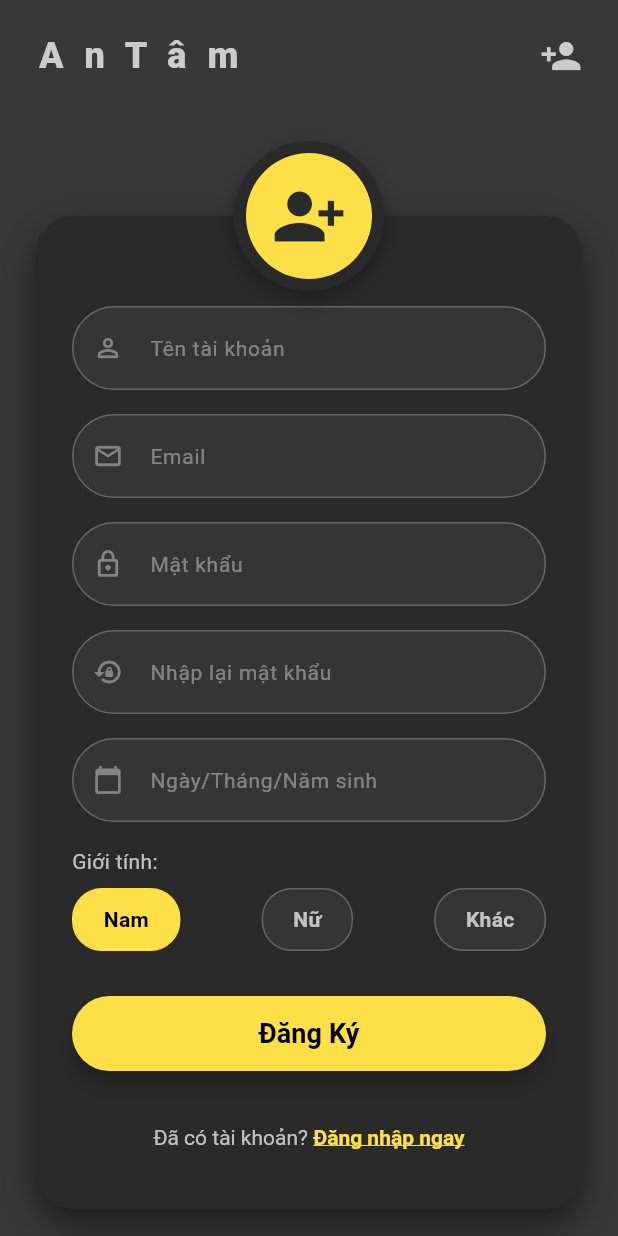
After one commit to bihunganh/tam_an, a Flutter app: the SignUpScreen screen opened directly, on a phone screen of 412 x 824 dp. The commit adds this screen. Run offline on Flutter 3.47's test engine with Material 3 defaults, Android fonts, the phone set to English and light mode, and no system bars; our stand-ins replace table_calendar.

Commit message:
[Feature] finish signup_screen and check_in_overlay

```diff
--- /dev/null
+++ b/tam_an/lib/features/auth_system/screens/signup_screen.dart
@@ -0,0 +1,341 @@
+import 'package:flutter/material.dart';
+import 'package:intl/intl.dart'; // Import để format ngày tháng
+import '../../../../core/constants/app_colors.dart';
+import 'sign_in.dart'; // Import màn hình Login
+
+class SignUpScreen extends StatefulWidget {
+  const SignUpScreen({super.key});
+
+  @override
+  State<SignUpScreen> createState() => _SignUpScreenState();
+}
+
+class _SignUpScreenState extends State<SignUpScreen> {
+  // 1. Khởi tạo các Controller để lấy dữ liệu nhập vào
+  final _usernameController = TextEditingController();
+  final _emailController = TextEditingController();
+  final _passwordController = TextEditingController();
+  final _confirmPasswordController = TextEditingController();
+  final _dobController = TextEditingController(); // Controller cho ngày sinh
+
+  // 2. Biến lưu giới tính đang chọn (Mặc định là Nam)
+  String _selectedGender = "Nam";
+
+  // 3. Hàm hiển thị lịch để chọn ngày sinh
+  Future<void> _selectDate(BuildContext context) async {
+    final DateTime? picked = await showDatePicker(
+      context: context,
+      initialDate: DateTime.now().subtract(const Duration(days: 365 * 18)), // Mặc định lùi về 18 năm trước
+      firstDate: DateTime(1900),
+      lastDate: DateTime.now(),
+      builder: (context, child) {
+        // Custom màu cho lịch (Theme tối)
+        return Theme(
+          data: Theme.of(context).copyWith(
+            colorScheme: const ColorScheme.dark(
+              primary: AppColors.primaryYellow, // Màu chọn
+              onPrimary: Colors.black, // Chữ trên màu chọn
+              surface: Color(0xFF2A2A2A), // Nền lịch
+              onSurface: Colors.white, // Chữ ngày tháng
+            ),
+          ),
+          child: child!,
+        );
+      },
+    );
+
+    if (picked != null) {
+      setState(() {
+        // Format ngày thành dạng dd/MM/yyyy
+        _dobController.text = DateFormat('dd/MM/yyyy').format(picked);
+      });
+    }
+  }
+
+  @override
+  Widget build(BuildContext context) {
+    // Kích thước màn hình
+    final size = MediaQuery.of(context).size;
+
+    return Scaffold(
+      backgroundColor: AppColors.background,
+      body: SafeArea(
+        child: SingleChildScrollView(
+          child: SizedBox(
+            // Bỏ height cố định để tránh lỗi overflow khi bàn phím hiện lên
+            // height: size.height - 50,
+            child: Padding(
+              padding: const EdgeInsets.symmetric(horizontal: 24.0),
+              child: Column(
+                children: [
+                  const SizedBox(height: 20),
+                  // 1. Header
+                  Row(
+                    mainAxisAlignment: MainAxisAlignment.spaceBetween,
+                    children: [
+                      const Text(
+                        'A n T â m',
+                        style: TextStyle(
+                          color: Color(0xFFCCCCCC),
+                          fontSize: 24,
+                          fontWeight: FontWeight.w900,
+                          letterSpacing: 4.0,
+                        ),
+                      ),
+                      const Icon(Icons.person_add, color: Color(0xFFCCCCCC), size: 28),
+                    ],
+                  ),
+
+                  const SizedBox(height: 40), // Khoảng cách tới form
+
+                  // 2. FORM ĐĂNG KÝ (Stack)
+                  Stack(
+                    clipBehavior: Clip.none,
+                    alignment: Alignment.topCenter,
+                    children: [
+                      // --- LỚP DƯỚI: KHUNG CARD MÀU ĐEN ---
+                      Container(
+                        margin: const EdgeInsets.only(top: 50),
+                        padding: const EdgeInsets.fromLTRB(24, 60, 24, 24),
+                        decoration: BoxDecoration(
+                          color: const Color(0xFF2A2A2A),
+                          borderRadius: BorderRadius.circular(24),
+                          boxShadow: [
+                            BoxShadow(
+                              color: Colors.black.withOpacity(0.5),
+                              blurRadius: 20,
+                              offset: const Offset(0, 10),
+                            ),
+                          ],
+                        ),
+                        child: Column(
+                          mainAxisSize: MainAxisSize.min,
+                          children: [
+                            // Tên tài khoản
+                            _buildTextField(
+                              controller: _usernameController,
+                              hint: "Tên tài khoản",
+                              icon: Icons.person_outline,
+                            ),
+                            const SizedBox(height: 16),
+
+                            // Email
+                            _buildTextField(
+                              controller: _emailController,
+                              hint: "Email",
+                              icon: Icons.email_outlined,
+                              keyboardType: TextInputType.emailAddress,
+                            ),
+                            const SizedBox(height: 16),
+
+                            // Mật khẩu
+                            _buildTextField(
+                              controller: _passwordController,
+                              hint: "Mật khẩu",
+                              icon: Icons.lock_outline,
+                              isPassword: true,
+                            ),
+                            const SizedBox(height: 16),
+
+                            // Xác nhận mật khẩu
+                            _buildTextField(
+                              controller: _confirmPasswordController,
+                              hint: "Nhập lại mật khẩu",
+                              icon: Icons.lock_reset,
+                              isPassword: true,
+                            ),
+                            const SizedBox(height: 16),
+
+                            // Ngày sinh (ReadOnly - Bấm vào hiện lịch)
+                            _buildTextField(
+                              controller: _dobController,
+                              hint: "Ngày/Tháng/Năm sinh",
+                              icon: Icons.calendar_today,
+                              readOnly: true,
+                              onTap: () => _selectDate(context),
+                            ),
+                            const SizedBox(height: 16),
+
+                            // Giới tính (Custom Radio Row)
+                            Align(
+                              alignment: Alignment.centerLeft,
+                              child: Text("Giới tính:", style: TextStyle(color: Colors.white70)),
+                            ),
+                            const SizedBox(height: 8),
+                            Row(
+                              mainAxisAlignment: MainAxisAlignment.spaceBetween,
+                              children: [
+                                _buildGenderOption("Nam"),
+                                _buildGenderOption("Nữ"),
+                                _buildGenderOption("Khác"),
+                              ],
+                            ),
+
+                            const SizedBox(height: 30),
+
+                            // Nút Đăng Ký
+                            SizedBox(
+                              width: double.infinity,
+                              height: 50,
+                              child: ElevatedButton(
+                                onPressed: () {
+                                  // Xử lý logic đăng ký tại đây
+                                  print("Đăng ký: ${_usernameController.text}, Giới tính: $_selectedGender");
+                                },
+                                style: ElevatedButton.styleFrom(
+                                  backgroundColor: AppColors.primaryYellow,
+                                  foregroundColor: Colors.black,
+                                  shape: RoundedRectangleBorder(
+                                    borderRadius: BorderRadius.circular(25),
+                                  ),
+                                  elevation: 5,
+                                ),
+                                child: const Text(
+                                  'Đăng Ký',
+                                  style: TextStyle(fontSize: 18, fontWeight: FontWeight.bold),
+                                ),
+                              ),
+                            ),
+
+                            const SizedBox(height: 20),
+
+                            // Nút "Đã có tài khoản?"
+                            TextButton(
+                              onPressed: () {
+                                // Điều hướng về màn hình Login
+                                Navigator.pushReplacement(
+                                  context,
+                                  MaterialPageRoute(builder: (context) => const LoginScreen()),
+                                );
+                              },
+                              child: RichText(
+                                text: const TextSpan(
+                                  style: TextStyle(color: Colors.white70),
+                                  children: [
+                                    TextSpan(text: 'Đã có tài khoản? '),
+                                    TextSpan(
+                                      text: 'Đăng nhập ngay',
+                                      style: TextStyle(
+                                        color: AppColors.primaryYellow,
+                                        fontWeight: FontWeight.bold,
+                                        decoration: TextDecoration.underline,
+                                      ),
+                                    ),
+                                  ],
+                                ),
+                              ),
+                            ),
+                          ],
+                        ),
+                      ),
+
+                      // --- LỚP TRÊN: AVATAR TRÒN TO ---
+                      Positioned(
+                        top: 0,
+                        child: Container(
+                          width: 100,
+                          height: 100,
+                          decoration: BoxDecoration(
+                            color: const Color(0xFF2A2A2A),
+                            shape: BoxShape.circle,
+                            boxShadow: [
+                              BoxShadow(
+                                color: Colors.black.withOpacity(0.3),
+                                blurRadius: 10,
+                                offset: const Offset(0, 5),
+                              )
+                            ],
+                          ),
+                          padding: const EdgeInsets.all(8),
+                          child: Container(
+                            decoration: const BoxDecoration(
+                              color: AppColors.primaryYellow,
+                              shape: BoxShape.circle,
+                            ),
+                            child: const Icon(
+                              Icons.person_add_alt_1, // Icon khác login một chút
+                              size: 50,
+                              color: Color(0xFF2A2A2A),
+                            ),
+                          ),
+                        ),
+                      ),
+                    ],
+                  ),
+
+                  const SizedBox(height: 40), // Khoảng trống dưới cùng
+                ],
+              ),
+            ),
+          ),
+        ),
+      ),
+    );
+  }
+
+  // Widget con: Ô nhập liệu (Đã nâng cấp)
+  Widget _buildTextField({
+    required TextEditingController controller,
+    required String hint,
+    required IconData icon,
+    bool isPassword = false,
+    bool readOnly = false,
+    VoidCallback? onTap,
+    TextInputType keyboardType = TextInputType.text,
+  }) {
+    return TextField(
+      controller: controller,
+      obscureText: isPassword,
+      readOnly: readOnly,
+      onTap: onTap,
+      keyboardType: keyboardType,
+      style: const TextStyle(color: Colors.white),
+      decoration: InputDecoration(
+        hintText: hint,
+        hintStyle: const TextStyle(color: Colors.white38, fontSize: 14),
+        prefixIcon: Icon(icon, color: Colors.white38, size: 20), // Thêm icon bên trái
+        filled: true,
+        fillColor: const Color(0xFF353535),
+        contentPadding: const EdgeInsets.symmetric(horizontal: 20, vertical: 16),
+        enabledBorder: OutlineInputBorder(
+          borderRadius: BorderRadius.circular(30),
+          borderSide: const BorderSide(color: Colors.white24),
+        ),
+        focusedBorder: OutlineInputBorder(
+          borderRadius: BorderRadius.circular(30),
+          borderSide: const BorderSide(color: AppColors.primaryYellow),
+        ),
+      ),
+    );
+  }
+
+  // Widget con: Nút chọn giới tính
+  Widget _buildGenderOption(String value) {
+    final bool isSelected = _selectedGender == value;
+    return GestureDetector(
+      onTap: () {
+        setState(() {
+          _selectedGender = value;
+        });
+      },
+      child: Container(
+        padding: const EdgeInsets.symmetric(horizontal: 20, vertical: 10),
+        decoration: BoxDecoration(
+          color: isSelected ? AppColors.primaryYellow : const Color(0xFF353535),
+          borderRadius: BorderRadius.circular(20),
+          border: Border.all(
+            color: isSelected ? AppColors.primaryYellow : Colors.white24,
+          ),
+        ),
+        child: Text(
+          value,
+          style: TextStyle(
+            color: isSelected ? Colors.black : Colors.white70,
+            fontWeight: FontWeight.bold,
+            fontSize: 14,
+          ),
+        ),
+      ),
+    );
+  }
+}
--- a/tam_an/lib/features/input_tracking/widgets/custom_app_bar.dart
+++ b/tam_an/lib/features/input_tracking/widgets/custom_app_bar.dart
@@ -1,6 +1,7 @@
 import 'package:flutter/material.dart';
 import '../../../core/constants/app_colors.dart';
 import '../../auth_system/screens/sign_in.dart';
+import '../../auth_system/screens/signup_screen.dart';
 
 class CustomAppBar extends StatefulWidget implements PreferredSizeWidget {
   const CustomAppBar({super.key});
@@ -72,6 +73,14 @@ class _CustomAppBarState extends State<CustomAppBar>
     Navigator.push(
       context,
       MaterialPageRoute(builder: (context) => const LoginScreen()),
+    );
+  }
+
+  void _navigateToSignup() {
+    _removeOverlay();
+    Navigator.push(
+      context,
+      MaterialPageRoute(builder: (context) => const SignUpScreen()),
     );
   }
 
@@ -154,14 +163,7 @@ class _CustomAppBarState extends State<CustomAppBar>
                             ),
                           ),
                           InkWell(
-                            onTap: () {
-                              ScaffoldMessenger.of(context).showSnackBar(
-                                const SnackBar(
-                                  content: Text('Tính năng đăng ký sẽ ra mắt sớm'),
-                                ),
-                              );
-                              _removeOverlay();
-                            },
+                            onTap: _navigateToSignup,
                             child: Container(
                               width: double.infinity,
                               padding: const EdgeInsets.symmetric(vertical: 14, horizontal: 16),
```
